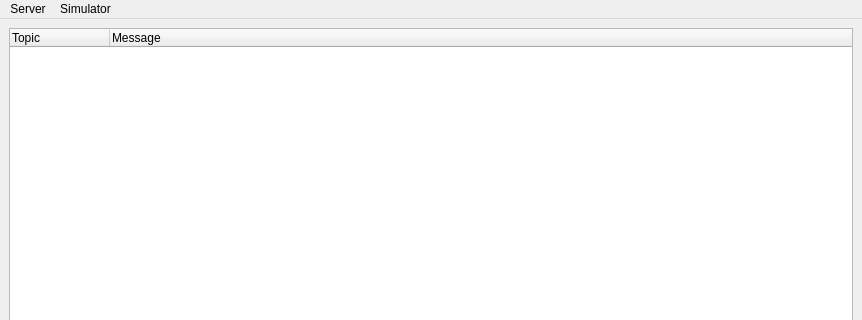
Qt form mainwindow.ui (Specter-13/icp-mqtt-project) before a commit; both pictures show x 0 to 862 and y 0 to 320 of the 862 by 517 pixel window.
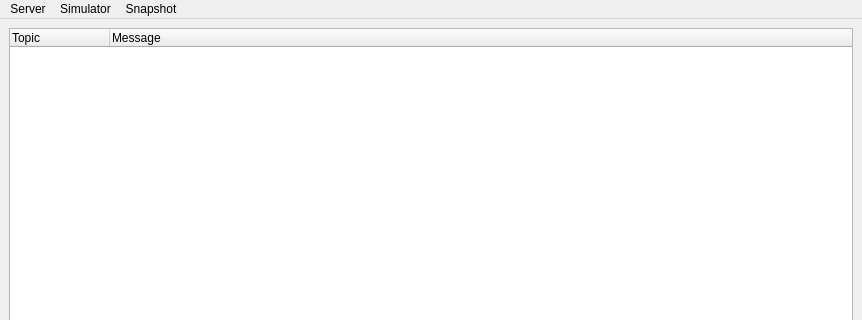
The same form after that commit.

Commit message: added snapshot creation button

The edit to the form file:
```diff
--- a/mainwindow.ui
+++ b/mainwindow.ui
@@ -55,8 +55,15 @@
     </property>
     <addaction name="actionSimulator"/>
    </widget>
+   <widget class="QMenu" name="menuSnapshot">
+    <property name="title">
+     <string>Snapshot</string>
+    </property>
+    <addaction name="actionSnapshot"/>
+   </widget>
    <addaction name="menuServer"/>
    <addaction name="menuSimulator"/>
+   <addaction name="menuSnapshot"/>
   </widget>
   <widget class="QStatusBar" name="statusbar"/>
   <action name="actionConnect">
```
Left out of the diff: 5 changed lines with no effect on the pictures. The commit also changes 2 other files.
